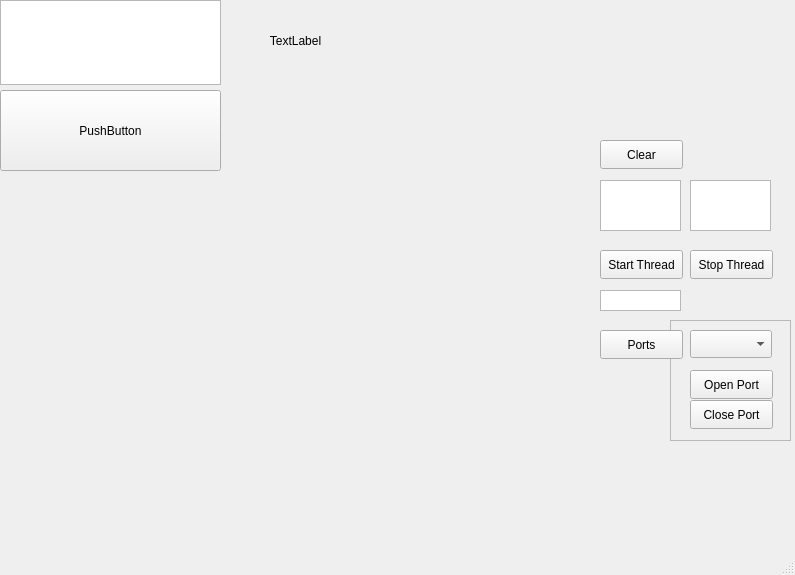
The window that mainwindow.ui (Tsytsarovar/RSTime) describes before a commit, drawn with Qt 5.
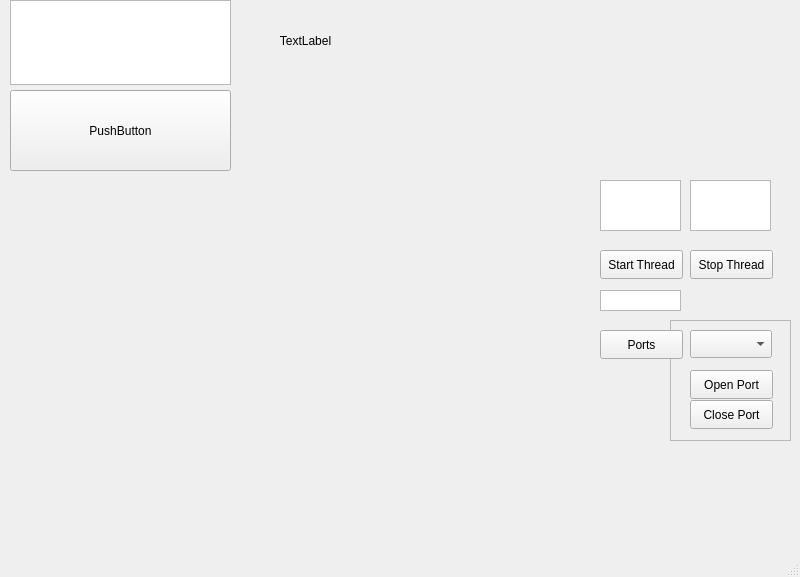
The same window after the commit. Custom widgets are drawn as their Qt base class.

Diff of the .ui file:
```diff
--- a/mainwindow.ui
+++ b/mainwindow.ui
@@ -6,8 +6,8 @@
    <rect>
     <x>0</x>
     <y>0</y>
-    <width>795</width>
-    <height>575</height>
+    <width>800</width>
+    <height>577</height>
    </rect>
   </property>
   <property name="windowTitle">
@@ -17,7 +17,7 @@
    <widget class="QPushButton" name="pushButton">
     <property name="geometry">
      <rect>
-      <x>0</x>
+      <x>10</x>
       <y>90</y>
       <width>221</width>
       <height>81</height>
@@ -33,7 +33,7 @@
    <widget class="QTextEdit" name="textEdit">
     <property name="geometry">
      <rect>
-      <x>0</x>
+      <x>10</x>
       <y>0</y>
       <width>221</width>
       <height>85</height>
@@ -43,7 +43,7 @@
    <widget class="QLabel" name="label_2">
     <property name="geometry">
      <rect>
-      <x>220</x>
+      <x>230</x>
       <y>10</y>
       <width>151</width>
       <height>61</height>
@@ -82,19 +82,6 @@
      <string>Start Thread</string>
     </property>
    </widget>
-   <widget class="QPushButton" name="clearButton">
-    <property name="geometry">
-     <rect>
-      <x>600</x>
-      <y>140</y>
-      <width>83</width>
-      <height>29</height>
-     </rect>
-    </property>
-    <property name="text">
-     <string>Clear</string>
-    </property>
-   </widget>
    <widget class="QPushButton" name="stopThreadButton">
     <property name="geometry">
      <rect>
@@ -124,8 +111,8 @@
    <widget class="QCustomPlot" name="widget" native="true">
     <property name="geometry">
      <rect>
-      <x>20</x>
-      <y>190</y>
+      <x>10</x>
+      <y>180</y>
       <width>561</width>
       <height>321</height>
      </rect>
```
Left out of the diff: 32 changed lines with no effect on the pictures.
